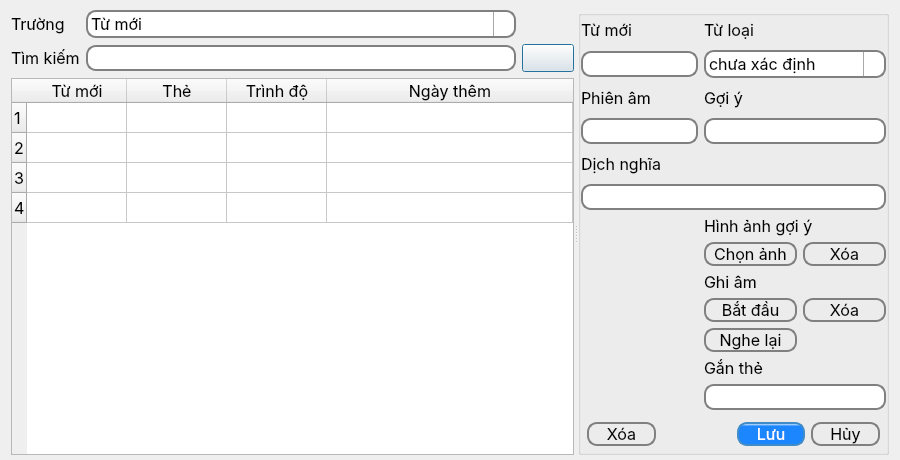
First picture: the form in interface/form/browser.ui, repository deserteagle735/memento, before the edit.
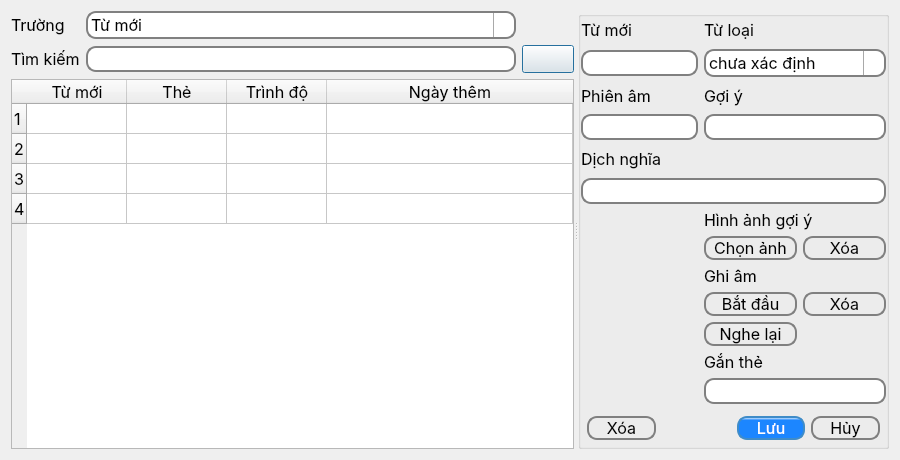
Second picture: the form after the edit. Icons and pictures are not drawn.

```diff
--- a/interface/form/browser.ui
+++ b/interface/form/browser.ui
@@ -38,15 +38,9 @@
   <property name="styleSheet">
    <string notr="true">font: 12pt &quot;SF Pro Display&quot;;</string>
   </property>
+  <layout class="QVBoxLayout" name="verticalLayout_3">
+   <item>
   <widget class="QSplitter" name="splitter">
-   <property name="geometry">
-    <rect>
-     <x>11</x>
-     <y>10</y>
-     <width>878</width>
-     <height>445</height>
-    </rect>
-   </property>
    <property name="orientation">
     <enum>Qt::Horizontal</enum>
    </property>
@@ -614,6 +608,8 @@
     </layout>
    </widget>
   </widget>
+   </item>
+  </layout>
  </widget>
  <resources>
   <include location="../../resource.qrc"/>
```
Left out of the diff: 3 changed lines with no effect on the pictures. Lines whose indentation alone changed are shown as unchanged.
